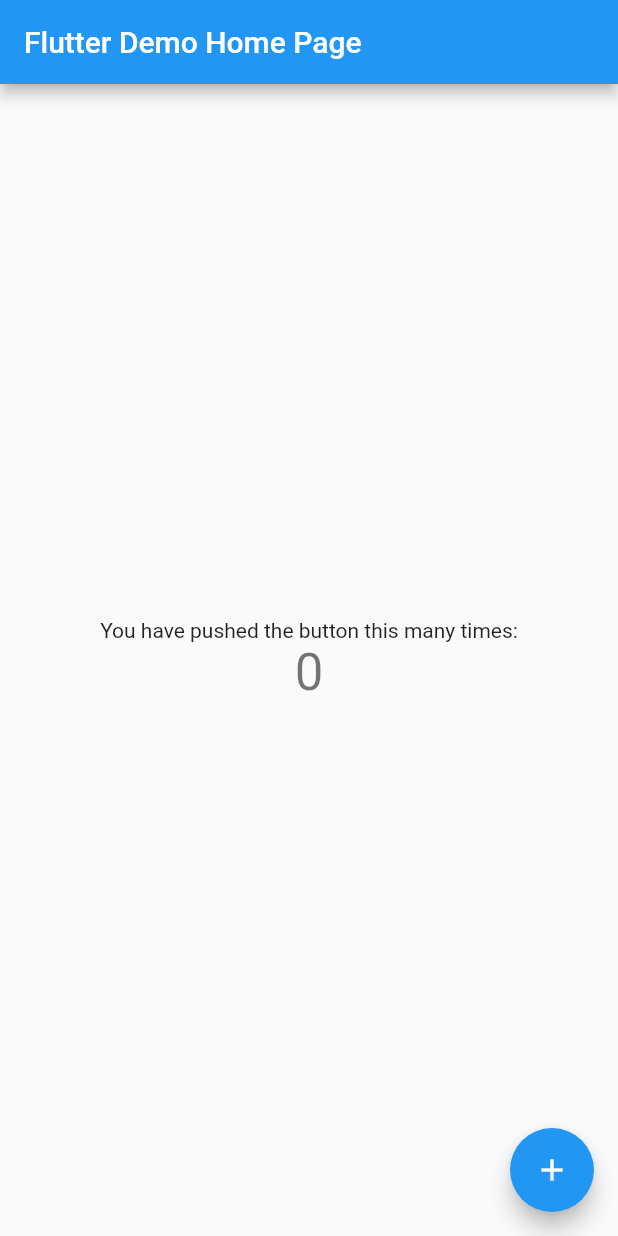
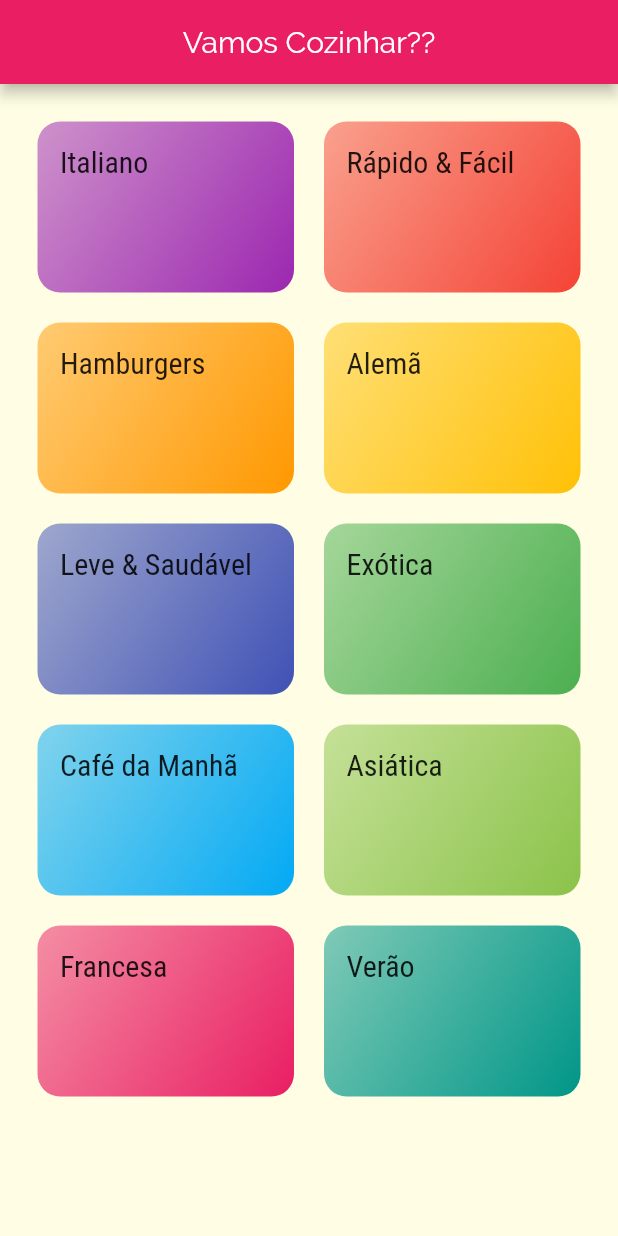
Before and after one commit to itamar-nunes/meals, a Flutter app: the screen it shows after launch, on a phone screen of 412 x 824 dp. Run offline on Flutter 3.47's test engine with Material 2 defaults, Android fonts, the phone set to English and light mode, and no system bars.

```diff
--- /dev/null
+++ b/lib/components/category_item.dart
@@ -0,0 +1,42 @@
+import 'package:flutter/material.dart';
+
+import '../models/category.dart';
+import '../screens/categories_meals_screen.dart';
+
+class CategoryItem extends StatelessWidget {
+  final Category category;
+
+  const CategoryItem(this.category);
+
+  void _selectCategory(BuildContext context) {
+    Navigator.of(context).push(MaterialPageRoute(builder: (_) {
+      return CategoriesMealsScreen();
+    }));
+  }
+
+  @override
+  Widget build(BuildContext context) {
+    return InkWell(
+      onTap: () => _selectCategory(context),
+      borderRadius: BorderRadius.circular(15),
+      splashColor: Theme.of(context).primaryColor,
+      child: Container(
+        padding: EdgeInsets.all(15),
+        child: Text(
+          category.title,
+          style: Theme.of(context).textTheme.title,
+        ),
+        decoration: BoxDecoration(
+            borderRadius: BorderRadius.circular(15),
+            gradient: LinearGradient(
+              colors: [
+                category.color.withOpacity(0.5),
+                category.color,
+              ],
+              begin: Alignment.topLeft,
+              end: Alignment.bottomRight,
+            )),
+      ),
+    );
+  }
+}
--- /dev/null
+++ b/lib/data/dummy_data.dart
@@ -0,0 +1,55 @@
+import 'package:flutter/material.dart';
+import 'package:meals/models/category.dart';
+
+const DUMMY_CATEGORIES = const [
+  Category(
+    id: 'c1',
+    title: 'Italiano',
+    color: Colors.purple,
+  ),
+  Category(
+    id: 'c2',
+    title: 'Rápido & Fácil',
+    color: Colors.red,
+  ),
+  Category(
+    id: 'c3',
+    title: 'Hamburgers',
+    color: Colors.orange,
+  ),
+  Category(
+    id: 'c4',
+    title: 'Alemã',
+    color: Colors.amber,
+  ),
+  Category(
+    id: 'c5',
+    title: 'Leve & Saudável',
+    color: Colors.indigo,
+  ),
+  Category(
+    id: 'c6',
+    title: 'Exótica',
+    color: Colors.green,
+  ),
+  Category(
+    id: 'c7',
+    title: 'Café da Manhã',
+    color: Colors.lightBlue,
+  ),
+  Category(
+    id: 'c8',
+    title: 'Asiática',
+    color: Colors.lightGreen,
+  ),
+  Category(
+    id: 'c9',
+    title: 'Francesa',
+    color: Colors.pink,
+  ),
+  Category(
+    id: 'c10',
+    title: 'Verão',
+    color: Colors.teal,
+  ),
+];
--- a/lib/main.dart
+++ b/lib/main.dart
@@ -1,111 +1,24 @@
 import 'package:flutter/material.dart';
+import 'package:meals/screens/categories_screen.dart';
 
 void main() => runApp(MyApp());
 
 class MyApp extends StatelessWidget {
-  // This widget is the root of your application.
   @override
   Widget build(BuildContext context) {
     return MaterialApp(
-      title: 'Flutter Demo',
+      title: 'Vamos Cozinhar?',
       theme: ThemeData(
-        // This is the theme of your application.
-        //
-        // Try running your application with "flutter run". You'll see the
-        // application has a blue toolbar. Then, without quitting the app, try
-        // changing the primarySwatch below to Colors.green and then invoke
-        // "hot reload" (press "r" in the console where you ran "flutter run",
-        // or simply save your changes to "hot reload" in a Flutter IDE).
-        // Notice that the counter didn't reset back to zero; the application
-        // is not restarted.
-        primarySwatch: Colors.blue,
-      ),
-      home: MyHomePage(title: 'Flutter Demo Home Page'),
+          primarySwatch: Colors.pink,
+          accentColor: Colors.amber,
+          fontFamily: 'Raleway',
+          canvasColor: Color.fromRGBO(255, 254, 229, 1),
+          textTheme: ThemeData.light().textTheme.copyWith(
+                  title: TextStyle(
+                fontSize: 20,
+                fontFamily: 'RobotoCondensed',
+              ))),
+      home: CategoriesScreen(),
     );
   }
 }
-
-class MyHomePage extends StatefulWidget {
-  MyHomePage({Key key, this.title}) : super(key: key);
-
-  // This widget is the home page of your application. It is stateful, meaning
-  // that it has a State object (defined below) that contains fields that affect
-  // how it looks.
-
-  // This class is the configuration for the state. It holds the values (in this
-  // case the title) provided by the parent (in this case the App widget) and
-  // used by the build method of the State. Fields in a Widget subclass are
-  // always marked "final".
-
-  final String title;
-
-  @override
-  _MyHomePageState createState() => _MyHomePageState();
-}
-
-class _MyHomePageState extends State<MyHomePage> {
-  int _counter = 0;
-
-  void _incrementCounter() {
-    setState(() {
-      // This call to setState tells the Flutter framework that something has
-      // changed in this State, which causes it to rerun the build method below
-      // so that the display can reflect the updated values. If we changed
-      // _counter without calling setState(), then the build method would not be
-      // called again, and so nothing would appear to happen.
-      _counter++;
-    });
-  }
-
-  @override
-  Widget build(BuildContext context) {
-    // This method is rerun every time setState is called, for instance as done
-    // by the _incrementCounter method above.
-    //
-    // The Flutter framework has been optimized to make rerunning build methods
-    // fast, so that you can just rebuild anything that needs updating rather
-    // than having to individually change instances of widgets.
-    return Scaffold(
-      appBar: AppBar(
-        // Here we take the value from the MyHomePage object that was created by
-        // the App.build method, and use it to set our appbar title.
-        title: Text(widget.title),
-      ),
-      body: Center(
-        // Center is a layout widget. It takes a single child and positions it
-        // in the middle of the parent.
-        child: Column(
-          // Column is also a layout widget. It takes a list of children and
-          // arranges them vertically. By default, it sizes itself to fit its
-          // children horizontally, and tries to be as tall as its parent.
-          //
-          // Invoke "debug painting" (press "p" in the console, choose the
-          // "Toggle Debug Paint" action from the Flutter Inspector in Android
-          // Studio, or the "Toggle Debug Paint" command in Visual Studio Code)
-          // to see the wireframe for each widget.
-          //
-          // Column has various properties to control how it sizes itself and
-          // how it positions its children. Here we use mainAxisAlignment to
-          // center the children vertically; the main axis here is the vertical
-          // axis because Columns are vertical (the cross axis would be
-          // horizontal).
-          mainAxisAlignment: MainAxisAlignment.center,
-          children: <Widget>[
-            Text(
-              'You have pushed the button this many times:',
-            ),
-            Text(
-              '$_counter',
-              style: Theme.of(context).textTheme.display1,
-            ),
-          ],
-        ),
-      ),
-      floatingActionButton: FloatingActionButton(
-        onPressed: _incrementCounter,
-        tooltip: 'Increment',
-        child: Icon(Icons.add),
-      ), // This trailing comma makes auto-formatting nicer for build methods.
-    );
-  }
-}
--- /dev/null
+++ b/lib/models/category.dart
@@ -0,0 +1,13 @@
+import 'package:flutter/material.dart';
+
+class Category {
+  final String id;
+  final String title;
+  final Color color;
+
+  const Category({
+    @required this.id,
+    @required this.title,
+    this.color = Colors.orange,
+  });
+}
--- /dev/null
+++ b/lib/screens/categories_meals_screen.dart
@@ -0,0 +1,16 @@
+import 'package:flutter/material.dart';
+
+class CategoriesMealsScreen extends StatelessWidget {
+  @override
+  Widget build(BuildContext context) {
+    return Scaffold(
+      appBar: AppBar(
+        title: Text('Receitas'),
+        centerTitle: true,
+      ),
+      body: Center(
+        child: Text('Receitas por Categoria'),
+      ),
+    );
+  }
+}
--- /dev/null
+++ b/lib/screens/categories_screen.dart
@@ -0,0 +1,28 @@
+import 'package:flutter/material.dart';
+import 'package:meals/components/category_item.dart';
+import 'package:meals/data/dummy_data.dart';
+
+class CategoriesScreen extends StatelessWidget {
+  @override
+  Widget build(BuildContext context) {
+    return Scaffold(
+      appBar: AppBar(
+        title: Text('Vamos Cozinhar??',
+        ),
+        centerTitle: true,
+      ),
+      body: GridView(
+        padding: const EdgeInsets.all(25),
+        gridDelegate: SliverGridDelegateWithMaxCrossAxisExtent(
+          maxCrossAxisExtent: 200,
+          childAspectRatio: 3 / 2,
+          crossAxisSpacing: 20,
+          mainAxisSpacing: 20,
+        ),
+        children: DUMMY_CATEGORIES.map((cat) {
+          return CategoryItem(cat);
+        }).toList(),
+      ),
+    );
+  }
+}
```
Also changed, not shown: pubspec.yaml (+19 -7 lines).
